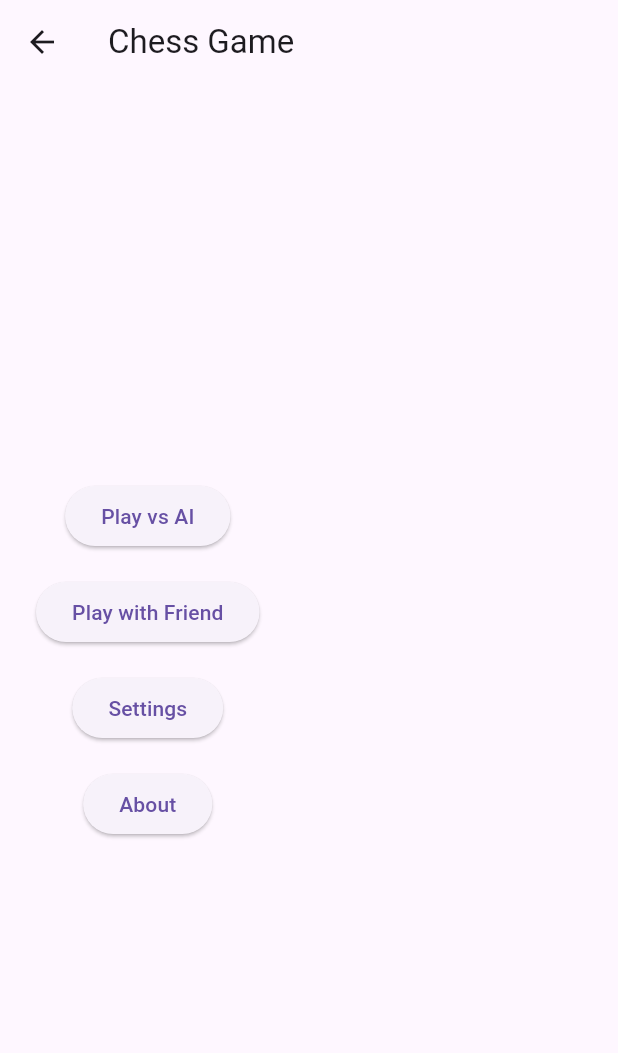
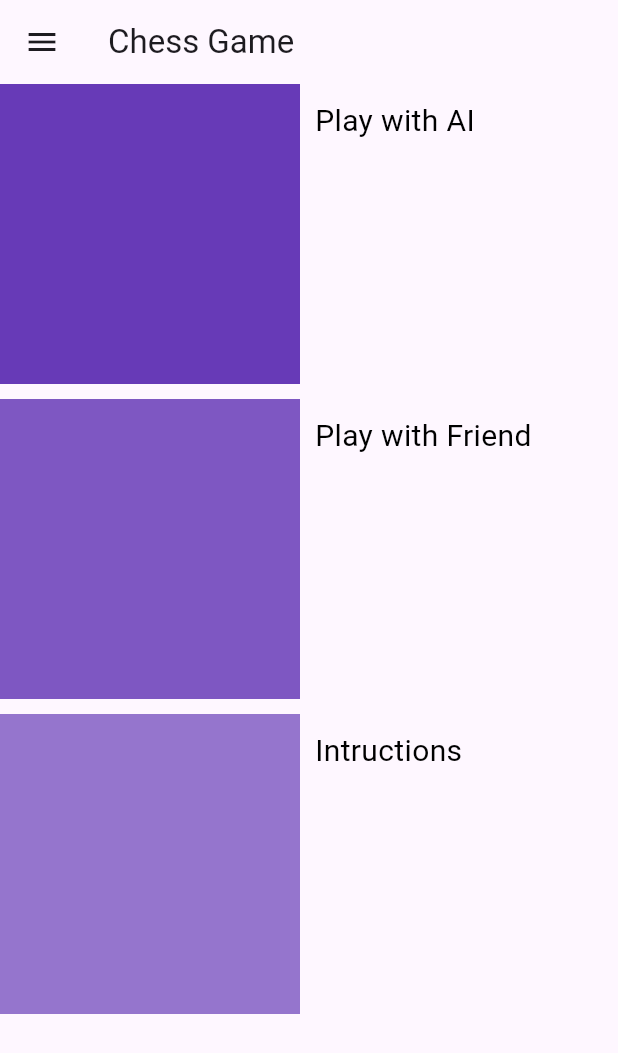
Before and after one commit to namnguyen6321/flutter_nhom5, a Flutter app: the HomeScreen screen opened directly, on a phone screen of 412 x 824 dp. Shown: the top 1053 px of the screen. Run offline on Flutter 3.47's test engine with Material 3 defaults, Android fonts, the light colour scheme and no system bars.

Commit message:
update homepage

```diff
--- a/chessgame/lib/component/square.dart
+++ b/chessgame/lib/component/square.dart
@@ -14,8 +14,8 @@ class Square extends StatelessWidget {
           ? Image.asset(
               piece!.imagePath,
               color: piece!.isWhite
-                  ? Color.fromRGBO(224, 255, 255, 1)
-                  : Color.fromRGBO(54, 69, 79, 1),
+                  ? const Color.fromRGBO(224, 255, 255, 1)
+                  : const Color.fromRGBO(54, 69, 79, 1),
             )
           : null,
     );
--- a/chessgame/lib/screens/home_screen.dart
+++ b/chessgame/lib/screens/home_screen.dart
@@ -6,37 +6,124 @@ import 'package:my_app/screens/settings_creen.dart';
 import 'about_screen.dart';
 
 class HomeScreen extends StatelessWidget {
+  const HomeScreen({super.key});
+
   @override
   Widget build(BuildContext context) {
     return Scaffold(
-      appBar: AppBar(title: Text('Chess Game')),
-      body: Padding(
-        padding: const EdgeInsets.all(24.0),
+      appBar: AppBar(title: const Text('Chess Game')),
+      body: Column(
+        crossAxisAlignment: CrossAxisAlignment.start,
+        children: [
+    GestureDetector(
+      onTap: (){
+        Navigator.push(
+          context,
+          MaterialPageRoute(builder: (context) => const PlayAIScreen()),
+        );
+      },
+      child: Row(
+        crossAxisAlignment: CrossAxisAlignment.start,
+        children: [
+          Container(
+            color: Colors.deepPurple,
+            width: 200,
+            height: 200,
+          ),
+          const SizedBox(width: 10),
+          Padding(
+            padding:  EdgeInsets.only(top: 10),
+            child: Text('Play with AI', style: TextStyle(fontSize: 20,color: Colors.black)),
+          ),
+
+
+        ],
+
+      ),
+    ),
+    Container(
+      height: 10,
+    ),
+    GestureDetector(
+      onTap: (){
+        Navigator.push(
+          context,
+          MaterialPageRoute(builder: (context) => const PlayFriendScreen()),
+        );
+      },
+      child: Row(
+        crossAxisAlignment: CrossAxisAlignment.start,
+        children: [
+          Container(
+            color: Colors.deepPurple[400],
+             width: 200,
+            height: 200,
+          ),
+           SizedBox(width: 10),
+          Padding(
+            padding:  EdgeInsets.only(top: 10),
+            child: Text('Play with Friend', style: TextStyle(fontSize: 20,color: Colors.black)),
+          ),
+        ],
+      ),
+    ),
+    Container(
+      height: 10,
+    ),
+    Row(
+      crossAxisAlignment: CrossAxisAlignment.start,
+      children: [
+        Container(
+          color: Colors.deepPurple[300],
+          width: 200,
+          height: 200,
+        ),
+        SizedBox(width: 10),
+        Padding(
+          padding:  EdgeInsets.only(top: 10),
+          child: Text('Intructions', style: TextStyle(fontSize: 20,color: Colors.black)),
+        ),
+      ],
+    ),
+  ],
+),
+
+      drawer: Drawer(
+        backgroundColor: Colors.deepPurple[100],
         child: Column(
-          mainAxisAlignment: MainAxisAlignment.center,
           children: [
-            ElevatedButton(
-              onPressed: () => Navigator.push(context,
-                  MaterialPageRoute(builder: (_) => PlayAIScreen())),
-              child: Text('Play vs AI'),),
-
-              SizedBox(height: 16),
-              ElevatedButton(
-                onPressed: () => Navigator.push(context,
-                    MaterialPageRoute(builder: (_) => PlayFriendScreen())),
-                child: Text('Play with Friend'),
-              ),
-              SizedBox(height: 16),
-            ElevatedButton(
-              onPressed: () => Navigator.push(context,
-                  MaterialPageRoute(builder: (_) => SettingsScreen())),
-              child: Text('Settings'),
+            DrawerHeader(
+              child: Icon(Icons.favorite, size: 100, color: Colors.deepPurple),
             ),
-            SizedBox(height: 16),
-            ElevatedButton(
-              onPressed: () => Navigator.push(context,
-                  MaterialPageRoute(builder: (_) => AboutScreen())),
-              child: Text('About'),
+            ListTile(
+              leading: Icon(Icons.home),
+              title: Text('Home Page'),
+              onTap: () {
+                Navigator.push(
+                  context,
+                  MaterialPageRoute(builder: (context) => const HomeScreen()),
+                );
+              },
+            ),
+            ListTile(
+              leading: Icon(Icons.settings),
+              title: Text('Settings'),
+              onTap: () {
+                Navigator.push(
+                  context,
+                  MaterialPageRoute(builder: (context) => const SettingsScreen()),
+                );
+              },
+            ),
+            ListTile(
+              leading: Icon(Icons.person),
+              title: Text('profile'),
+              onTap: () {
+                Navigator.push(
+                  context,
+                  MaterialPageRoute(builder: (context) => const AboutScreen()),
+                );
+              },
             ),
           ],
         ),
--- a/chessgame/lib/screens/play_friend_screen.dart
+++ b/chessgame/lib/screens/play_friend_screen.dart
@@ -1,11 +1,13 @@
 import 'package:flutter/material.dart';
 
 class PlayFriendScreen extends StatelessWidget {
+  const PlayFriendScreen({super.key});
+
   @override
   Widget build(BuildContext context) {
     return Scaffold(
-      appBar: AppBar(title: Text('Play with Friend')),
-      body: Center(
+      appBar: AppBar(title: const Text('Play with Friend')),
+      body: const Center(
         child: Text('Chơi với bạn bè - bàn cờ sẽ hiển thị ở đây'),
       ),
     );
--- a/chessgame/lib/screens/settings_creen.dart
+++ b/chessgame/lib/screens/settings_creen.dart
@@ -1,11 +1,13 @@
 import 'package:flutter/material.dart';
 
 class SettingsScreen extends StatelessWidget {
+  const SettingsScreen({super.key});
+
   @override
   Widget build(BuildContext context) {
     return Scaffold(
-      appBar: AppBar(title: Text('Settings')),
-      body: Center(
+      appBar: AppBar(title: const Text('Settings')),
+      body: const Center(
         child: Text('Cài đặt trò chơi ở đây'),
       ),
     );
```
Also changed, not shown: chessgame/lib/main.dart (+4 -5 lines), chessgame/lib/screens/about_screen.dart (+5 -3 lines), chessgame/lib/screens/play_ai_screen.dart (+5 -2 lines), chessgame/lib/screens/intruction_screen.dart (added), 12 other files.
